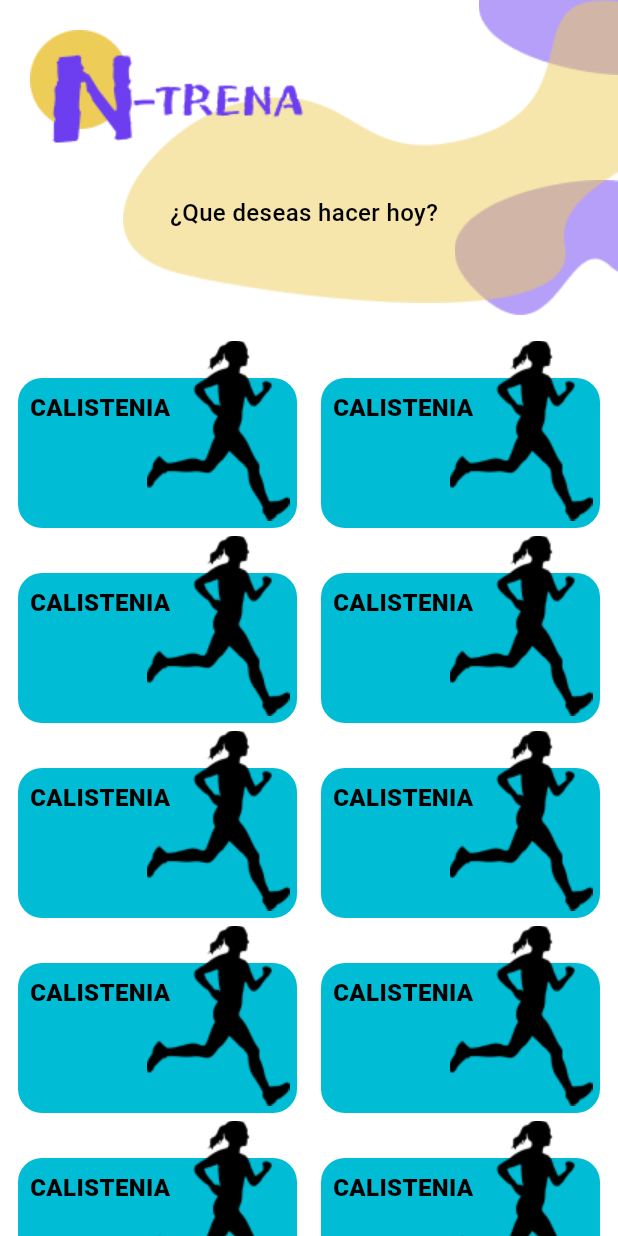
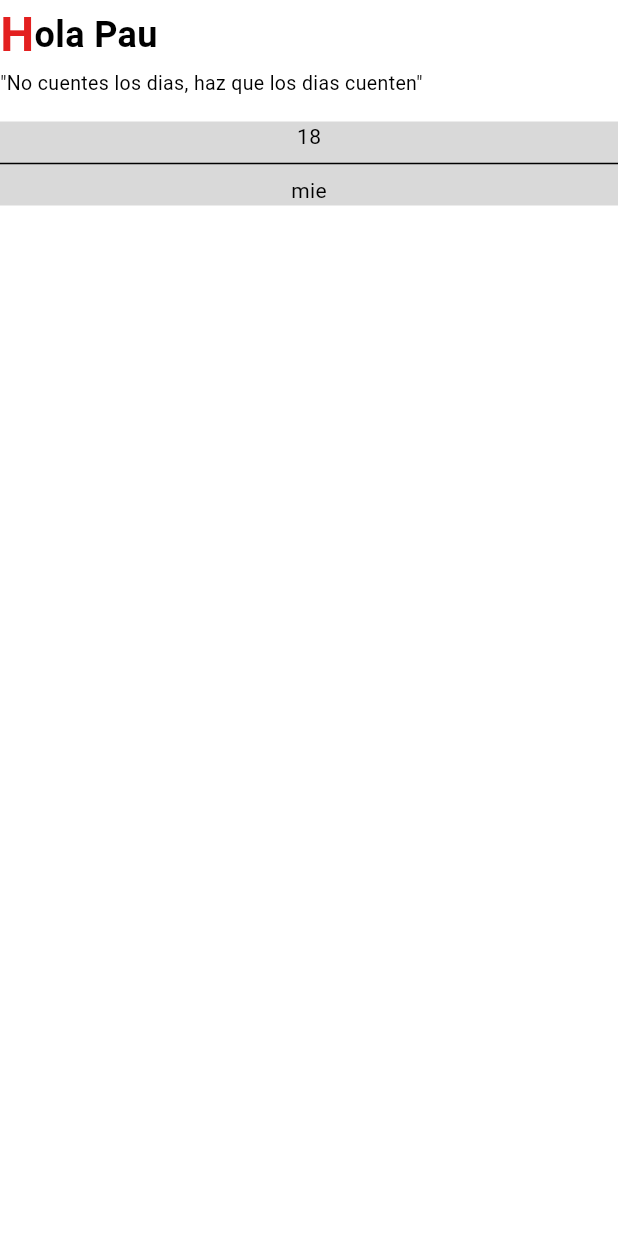
Before and after one commit to paucaro/n-trena, a Flutter app: the screen it shows after launch, on a phone screen of 412 x 824 dp. Run offline on Flutter 3.47's test engine with Material 3 defaults, Android fonts, the phone set to English and light mode, and no system bars.

Commit message:
add chipday and home

```diff
--- /dev/null
+++ b/lib/home/home.dart
@@ -0,0 +1,55 @@
+import 'package:flutter/material.dart';
+import 'package:n_trena/widget/chipDay.dart';
+
+class HomePage extends StatelessWidget {
+  const HomePage({super.key});
+
+  @override
+  Widget build(BuildContext context) {
+    return Scaffold(
+      body: SafeArea(
+        child: SingleChildScrollView(
+          child: Column(children: [
+            Row(
+              children: [
+                Text(
+                  "H",
+                  style: TextStyle(
+                    fontSize: 32,
+                    color: Color(0xffE32020),
+                    fontWeight: FontWeight.w700,
+                  ),
+                ),
+                Text(
+                  "ola",
+                  style: TextStyle(
+                    fontSize: 24,
+                    fontWeight: FontWeight.w600,
+                  ),
+                ),
+                Text(
+                  " Pau",
+                  style: TextStyle(
+                    fontSize: 24,
+                    fontWeight: FontWeight.w600,
+                  ),
+                )
+              ],
+            ),
+            Align(
+              alignment: Alignment.centerLeft,
+              child: Text(
+                "\"No cuentes los dias, haz que los dias cuenten\"",
+                style: TextStyle(
+                  fontSize: 13,
+                ),
+              ),
+            ),
+            SizedBox(height: 16),
+            ChipDay(numberDay: "18", textDay: "mie")
+          ]),
+        ),
+      ),
+    );
+  }
+}
--- a/lib/main.dart
+++ b/lib/main.dart
@@ -1,5 +1,5 @@
 import 'package:flutter/material.dart';
-import 'package:n_trena/category/category.dart';
+import 'package:n_trena/home/home.dart';
 import 'package:n_trena/theme.dart';
 
 void main() {
@@ -14,7 +14,7 @@ class App extends StatelessWidget {
     return MaterialApp(
       theme: theme,
       debugShowCheckedModeBanner: false,
-      home: CategoryPage(),
+      home: HomePage(),
     );
   }
 }
--- /dev/null
+++ b/lib/widget/chipDay.dart
@@ -0,0 +1,24 @@
+import 'package:flutter/material.dart';
+
+class ChipDay extends StatelessWidget {
+  const ChipDay({
+    super.key,
+    required this.numberDay,
+    required this.textDay,
+    this.colorChip = const Color(0xFFD9D9D9),
+  });
+
+  final String numberDay;
+  final String textDay;
+  final Color colorChip;
+
+  @override
+  Widget build(BuildContext context) {
+    return Container(
+      decoration: BoxDecoration(color: colorChip),
+      child: Column(
+        children: [Text(numberDay), Divider(), Text(textDay)],
+      ),
+    );
+  }
+}
```
